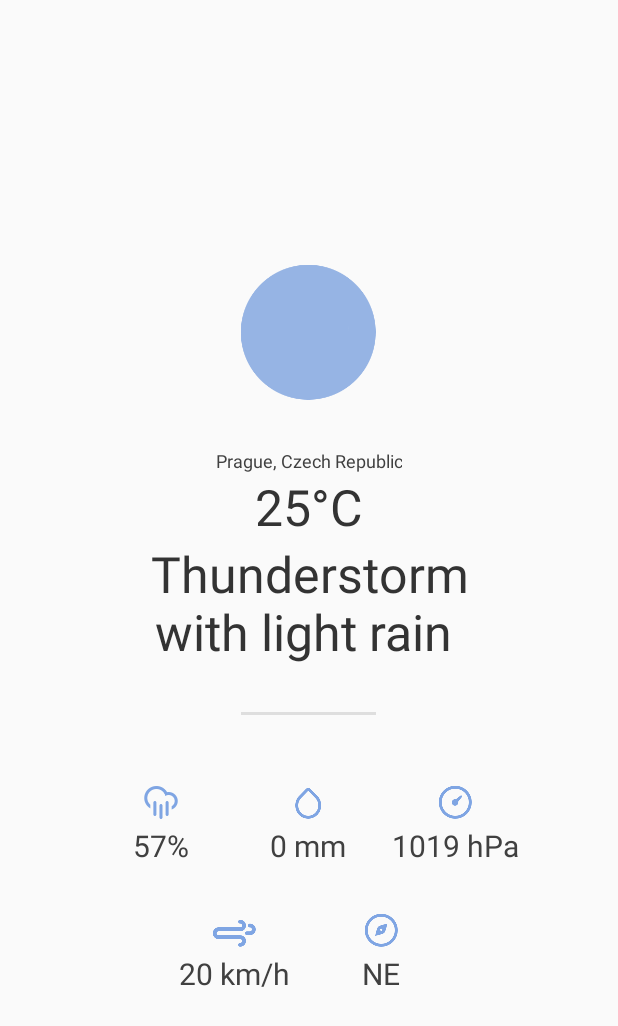
After one commit to Lamorak/KotlinWeather, an Android app: the layout fragment_today.xml on its own in the app's theme, with its tools: preview values and no code run, on a phone screen of 412 x 824 dp. The commit adds this screen. Shown: the top 1026 px of the screen. Run offline under Robolectric (Android 15) with nearby library versions, the phone set to English and light mode, and no system bars.

Commit message:
Add TodayFragment

```diff
--- /dev/null
+++ b/app/src/main/res/color/drawer_item.xml
@@ -0,0 +1,5 @@
+<?xml version="1.0" encoding="utf-8"?>
+<selector xmlns:android="http://schemas.android.com/apk/res/android">
+    <item android:color="@color/drawer_text_selected" android:state_checked="true" />
+    <item android:color="@color/drawer_text" />
+</selector>
--- a/app/src/main/res/layout/activity_main.xml
+++ b/app/src/main/res/layout/activity_main.xml
@@ -19,19 +19,22 @@
             app:theme="@style/AppTheme.Toolbar" />
 
         <FrameLayout
-            android:id="@+id/fragmentContainer"
+            android:id="@+id/fragment_container"
             android:layout_width="match_parent"
             android:layout_height="match_parent"
             android:foreground="@drawable/toolbar_shadow" />
 
     </LinearLayout>
 
+        <!--app:itemBackground="?attr/selectableItemBackground"-->
     <android.support.design.widget.NavigationView
         android:id="@+id/navigation_view"
         android:layout_width="@dimen/drawer_width"
         android:layout_height="match_parent"
         android:layout_gravity="start"
         app:menu="@menu/drawer"
+        app:itemTextColor="@color/drawer_item"
+        app:itemIconTint="@color/drawer_item"
         app:headerLayout="@layout/drawer_header" />
 
 </android.support.v4.widget.DrawerLayout>
--- /dev/null
+++ b/app/src/main/res/layout/fragment_today.xml
@@ -0,0 +1,33 @@
+<?xml version="1.0" encoding="utf-8"?>
+<FrameLayout xmlns:android="http://schemas.android.com/apk/res/android"
+    xmlns:tools="http://schemas.android.com/tools"
+    android:layout_width="match_parent"
+    android:layout_height="match_parent"
+    tools:context="cz.lamorak.weather.android.activity.MainActivity$PlaceholderFragment">
+
+    <ScrollView
+        android:layout_width="match_parent"
+        android:layout_height="wrap_content"
+        android:layout_gravity="center_vertical">
+
+        <LinearLayout
+            android:layout_width="match_parent"
+            android:layout_height="wrap_content"
+            android:gravity="center_horizontal"
+            style="@style/VerticalPortrait">
+
+            <include
+                layout="@layout/viewport_today_header" />
+
+            <View
+                android:layout_width="@dimen/today_divider_length"
+                android:layout_height="@dimen/today_divider_width"
+                android:layout_gravity="center"
+                style="@style/AppTheme.TodayDivider" />
+
+            <include
+                layout="@layout/viewport_today_detail" />
+
+        </LinearLayout>
+    </ScrollView>
+</FrameLayout>
--- /dev/null
+++ b/app/src/main/res/layout/viewport_today_detail.xml
@@ -0,0 +1,63 @@
+<?xml version="1.0" encoding="utf-8"?>
+<LinearLayout xmlns:android="http://schemas.android.com/apk/res/android"
+    android:layout_width="wrap_content"
+    android:layout_height="wrap_content"
+    android:layout_gravity="center"
+    style="@style/VerticalPortrait">
+
+    <LinearLayout
+        android:layout_width="wrap_content"
+        android:layout_height="wrap_content"
+        android:layout_gravity="center"
+        style="@style/HorizontalPortrait">
+
+        <TextView
+            android:id="@+id/detail_humidity"
+            android:layout_width="wrap_content"
+            android:layout_height="wrap_content"
+            android:drawableTop="@drawable/ic_weather_humidity"
+            android:text="57%"
+            style="@style/TextAppearance.TodayDetailLabel" />
+
+        <TextView
+            android:id="@+id/detail_precipitation"
+            android:layout_width="wrap_content"
+            android:layout_height="wrap_content"
+            android:drawableTop="@drawable/ic_weather_precipitation"
+            android:text="0 mm"
+            style="@style/TextAppearance.TodayDetailLabel" />
+
+        <TextView
+            android:id="@+id/detail_pressure"
+            android:layout_width="wrap_content"
+            android:layout_height="wrap_content"
+            android:drawableTop="@drawable/ic_weather_pressure"
+            android:text="1019 hPa"
+            style="@style/TextAppearance.TodayDetailLabel" />
+
+    </LinearLayout>
+
+    <LinearLayout
+        android:layout_width="wrap_content"
+        android:layout_height="wrap_content"
+        android:layout_gravity="center"
+        style="@style/HorizontalPortrait">
+
+        <TextView
+            android:id="@+id/detail_wind"
+            android:layout_width="wrap_content"
+            android:layout_height="wrap_content"
+            android:drawableTop="@drawable/ic_weather_wind_speed"
+            android:text="20 km/h"
+            style="@style/TextAppearance.TodayDetailLabel" />
+
+        <TextView
+            android:id="@+id/detail_direction"
+            android:layout_width="wrap_content"
+            android:layout_height="wrap_content"
+            android:drawableTop="@drawable/ic_weather_direction"
+            android:text="NE"
+            style="@style/TextAppearance.TodayDetailLabel" />
+
+    </LinearLayout>
+</LinearLayout>
--- /dev/null
+++ b/app/src/main/res/layout/viewport_today_header.xml
@@ -0,0 +1,39 @@
+<?xml version="1.0" encoding="utf-8"?>
+<LinearLayout xmlns:android="http://schemas.android.com/apk/res/android"
+    android:layout_width="@dimen/today_header_width"
+    android:layout_height="wrap_content"
+    android:orientation="vertical"
+    android:layout_gravity="center">
+
+    <ImageView
+        android:id="@+id/conditions_icon"
+        android:layout_width="wrap_content"
+        android:layout_height="wrap_content"
+        android:layout_gravity="center"
+        android:layout_marginTop="@dimen/today_icon_margin"
+        android:layout_marginBottom="@dimen/today_icon_margin"
+        android:background="@drawable/ic_overlay_weather_status_today" />
+
+    <TextView
+        android:id="@+id/city_label"
+        android:layout_width="wrap_content"
+        android:layout_height="wrap_content"
+        android:text="Prague, Czech Republic"
+        style="@style/TextAppearance.TodayCityLabel" />
+
+    <TextView
+        android:id="@+id/temperature_label"
+        android:layout_width="wrap_content"
+        android:layout_height="wrap_content"
+        android:maxLines="1"
+        android:text="25°C"
+        style="@style/TextAppearance.TodayConditionsLabel"/>
+
+    <TextView
+        android:id="@+id/conditions_label"
+        android:layout_width="wrap_content"
+        android:layout_height="wrap_content"
+        android:text="Thunderstorm with light rain "
+        style="@style/TextAppearance.TodayConditionsLabel" />
+
+</LinearLayout>
--- a/app/src/main/res/menu/drawer.xml
+++ b/app/src/main/res/menu/drawer.xml
@@ -1,12 +1,13 @@
 <?xml version="1.0" encoding="utf-8"?>
 <menu xmlns:android="http://schemas.android.com/apk/res/android">
+    <group android:checkableBehavior="single">
         <item
             android:id="@+id/navigation_item_1"
-        android:checked="true"
             android:icon="@drawable/ic_drawer_today_dark"
             android:title="@string/drawer_today"/>
         <item
             android:id="@+id/navigation_item_2"
             android:icon="@drawable/ic_drawer_forecast_dark"
             android:title="@string/drawer_forecast"/>
+    </group>
 </menu>
--- /dev/null
+++ b/app/src/main/res/values-normal-land/dimens.xml
@@ -0,0 +1,11 @@
+<?xml version="1.0" encoding="utf-8"?>
+<!-- Values for landscape -->
+<resources>
+    <!-- Today screen dimensions -->
+    <dimen name="today_header_width">240dp</dimen>
+    <dimen name="today_icon_margin">24dp</dimen>
+    <dimen name="today_detail_vertical_margin">8dp</dimen>
+    <dimen name="today_divider_width">90dp</dimen>
+    <dimen name="today_divider_length">2dp</dimen>
+    <dimen name="today_divider_margin">15dp</dimen>
+</resources>
--- /dev/null
+++ b/app/src/main/res/values-normal-land/styles.xml
@@ -0,0 +1,12 @@
+<?xml version="1.0" encoding="utf-8"?>
+<resources>
+
+    <!-- These styles are used to change LinearLayout orientation based on device orientation -->
+    <style name="VerticalPortrait">
+        <item name="android:orientation">horizontal</item>
+    </style>
+
+    <style name="HorizontalPortrait">
+        <item name="android:orientation">vertical</item>
+    </style>
+</resources>
--- a/app/src/main/res/values/colors.xml
+++ b/app/src/main/res/values/colors.xml
@@ -1,5 +1,12 @@
 <?xml version="1.0" encoding="utf-8"?>
 <resources>
-    <color name="primaryColor">#7fa5e3</color>
-    <color name="primaryColorDark">#6684b6</color>
+    <color name="color_primary">#7fa5e3</color>
+    <color name="color_primary_dark">#6684b6</color>
+
+    <!-- Drawer colors -->
+    <color name="drawer_text">#333333</color>
+    <color name="drawer_text_selected">#99b7e9</color>
+
+    <!-- Today screen colors -->
+    <color name="divider_today">#dedede</color>
 </resources>
--- a/app/src/main/res/values/dimens.xml
+++ b/app/src/main/res/values/dimens.xml
@@ -4,4 +4,15 @@
     <!-- Navigation drawer dimensions -->
     <dimen name="drawer_width">264dp</dimen>  <!-- may differ! -->
 
+    <!-- Today screen dimensions -->
+    <dimen name="today_header_width">280dp</dimen>  <!-- may differ! -->
+    <dimen name="today_icon_margin">32dp</dimen>  <!-- may differ! -->
+    <dimen name="today_detail_minwidth">90dp</dimen>
+    <dimen name="today_detail_horizontal_margin">4dp</dimen>
+    <dimen name="today_detail_vertical_margin">16dp</dimen>  <!-- may differ! -->
+    <dimen name="today_detail_drawable_margin">4dp</dimen>
+    <dimen name="today_divider_width">2dp</dimen> <!-- may differ! -->
+    <dimen name="today_divider_length">90dp</dimen> <!-- may differ! -->
+    <dimen name="today_divider_margin">31dp</dimen> <!-- may differ! -->
+
 </resources>
--- /dev/null
+++ b/app/src/main/res/values/fonts.xml
@@ -0,0 +1,41 @@
+<?xml version="1.0" encoding="utf-8"?>
+<resources>
+    <style name="TextAppearance"></style>
+
+    <style name="TextAppearance.DrawerHeaderLabel">
+        <item name="android:textSize">16sp</item>
+        <item name="android:textColor">#FFF</item>
+    </style>
+
+    <style name="TextAppearance.TodayCityLabel">
+        <item name="android:textSize">12dp</item>
+        <item name="android:textColor">#404040</item>
+        <item name="android:gravity">center</item>
+        <item name="android:singleLine">true</item>
+        <item name="android:ellipsize">marquee</item>
+        <item name="android:layout_gravity">center</item>
+    </style>
+
+    <style name="TextAppearance.TodayConditionsLabel">
+        <item name="android:textSize">33dp</item>
+        <item name="android:textColor">#333333</item>
+        <item name="android:gravity">center</item>
+        <item name="android:maxLines">2</item>
+        <item name="android:ellipsize">end</item>
+        <item name="android:layout_gravity">center</item>
+    </style>
+
+    <style name="TextAppearance.TodayDetailLabel">
+        <item name="android:textSize">20dp</item>
+        <item name="android:textColor">#404040</item>
+        <item name="android:gravity">center</item>
+        <item name="android:singleLine">true</item>
+        <item name="android:ellipsize">marquee</item>
+        <item name="android:minWidth">@dimen/today_detail_minwidth</item>
+        <item name="android:layout_marginTop">@dimen/today_detail_vertical_margin</item>
+        <item name="android:layout_marginBottom">@dimen/today_detail_vertical_margin</item>
+        <item name="android:layout_marginLeft">@dimen/today_detail_horizontal_margin</item>
+        <item name="android:layout_marginRight">@dimen/today_detail_horizontal_margin</item>
+        <item name="android:drawablePadding">@dimen/today_detail_drawable_margin</item>
+    </style>
+</resources>
--- a/app/src/main/res/values/strings.xml
+++ b/app/src/main/res/values/strings.xml
@@ -1,6 +1,7 @@
 <resources>
-    <string name="app_name">KotlinWeather</string>
+    <string name="app_name">Kotlin Weather</string>
 
+    <string name="drawer_header_text">This application does not contain single Java file.</string>
     <string name="drawer_today">Today</string>
     <string name="drawer_forecast">Forecast</string>
 </resources>
--- a/app/src/main/res/values/styles.xml
+++ b/app/src/main/res/values/styles.xml
@@ -1,4 +1,17 @@
 <resources>
 
+    <style name="AppTheme.TodayDivider">
+        <item name="android:layout_margin">@dimen/today_divider_margin</item>
+        <item name="android:background">@color/divider_today</item>
+    </style>
+
+    <!-- These styles are used to change LinearLayout orientation based on device orientation -->
+    <style name="VerticalPortrait">
+        <item name="android:orientation">vertical</item>
+    </style>
+
+    <style name="HorizontalPortrait">
+        <item name="android:orientation">horizontal</item>
+    </style>
 
 </resources>
--- a/app/src/main/res/values/themes.xml
+++ b/app/src/main/res/values/themes.xml
@@ -3,15 +3,14 @@
 
     <!-- Base application theme. -->
     <style name="AppTheme" parent="Theme.AppCompat.Light.NoActionBar">
-        <item name="colorPrimary">@color/primaryColor</item>
-        <item name="colorPrimaryDark">@color/primaryColorDark</item>
+        <item name="colorPrimary">@color/color_primary</item>
+        <item name="colorPrimaryDark">@color/color_primary_dark</item>
     </style>
 
     <!-- Toolbar -->
     <style name="AppTheme.Toolbar" parent="@style/ThemeOverlay.AppCompat.Dark">
         <item name="colorControlNormal">@android:color/white</item>
         <item name="popupTheme">@style/ThemeOverlay.AppCompat.Light</item>
-        <!--<item name="selectableItemBackground">@drawable/selector_background</item>-->
     </style>
 
 </resources>
```
Also changed, not shown: app/src/main/kotlin/cz/lamorak/kotlinweather/activity/MainActivity.kt (+31 -2 lines), app/src/main/kotlin/cz/lamorak/kotlinweather/fragment/TodayFragment.kt (+22 -0 lines), app/src/main/res/layout/drawer_header.xml (+34 -2 lines). Lines whose indentation alone changed are shown as unchanged.
